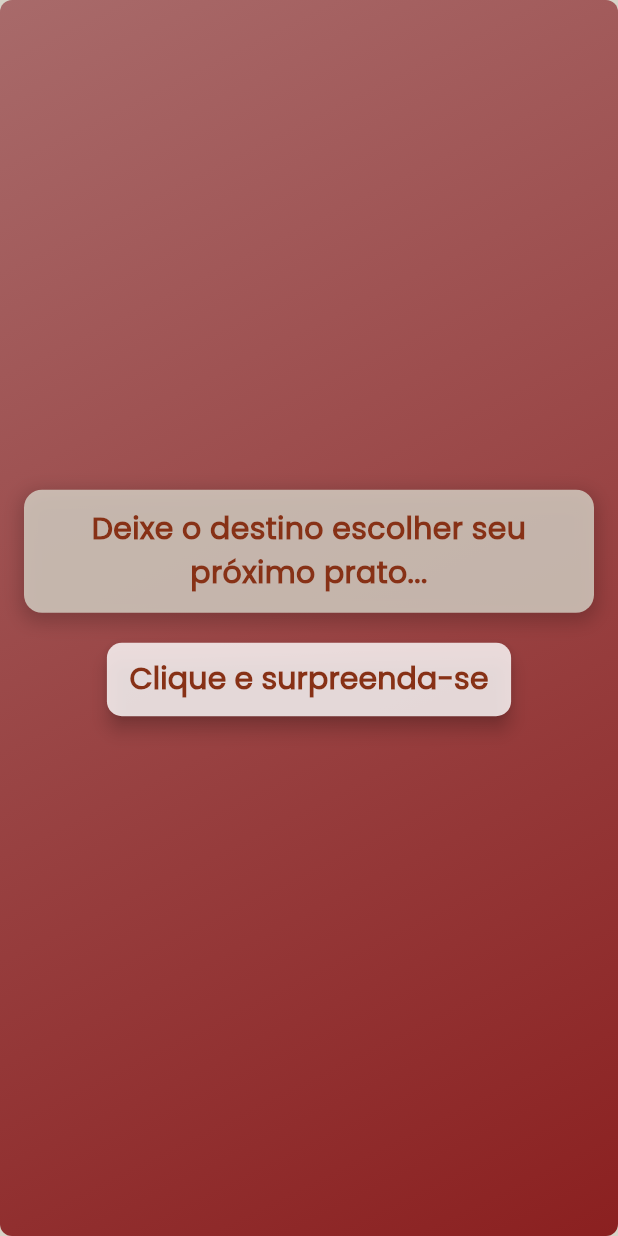
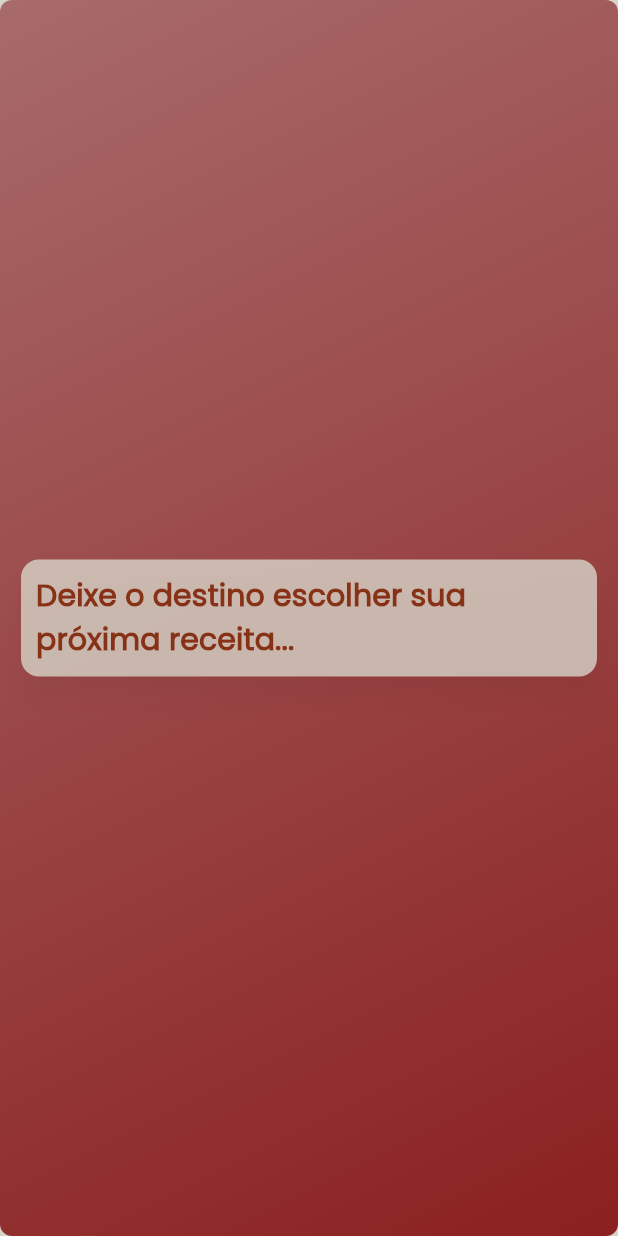
Before and after one commit to clara0904/receitoteca, a Flutter app: the SorteadorReceita widget shown alone on an empty page, opened directly, on a phone screen of 412 x 824 dp. Run offline on Flutter 3.47's test engine with Material 3 defaults, Android fonts, the phone set to English and light mode, and no system bars; our stand-ins replace dio, font_awesome_flutter; network calls fail.

Commit message:
feat: alteração de estilo no sorteador de receita

```diff
--- a/lib/widgets/random_revenue.dart
+++ b/lib/widgets/random_revenue.dart
@@ -26,6 +26,7 @@ class _SorteadorReceitaState extends State<SorteadorReceita> {
   @override
   Widget build(BuildContext context) {
     return Container(
+      width: double.infinity,
       decoration: BoxDecoration(
         gradient: LinearGradient(
           begin: Alignment.topLeft,
@@ -35,33 +36,27 @@ class _SorteadorReceitaState extends State<SorteadorReceita> {
             ColorsApp.backgroundTerciario,
           ],
         ),
-        borderRadius: BorderRadius.circular(8.0)
+        borderRadius: BorderRadius.circular(8.0),
       ),
       child: Center(
         child: Padding(
-          padding: const EdgeInsets.all(16.0),
+          padding: const EdgeInsets.all(14.0),
           child: Column(
-            mainAxisAlignment: MainAxisAlignment.center,
-            crossAxisAlignment: CrossAxisAlignment.center,
             mainAxisSize: MainAxisSize.min,
             children: [
-              Container(
-                padding: const EdgeInsets.all(12.0),
-                decoration: BoxDecoration(
-                  color: ColorsApp.backgroundPrimario.withOpacity(0.8),
-                  borderRadius: BorderRadius.circular(12.0),
-                  boxShadow: [
-                    BoxShadow(
-                      color: Colors.black.withOpacity(0.2),
-                      blurRadius: 10,
-                      spreadRadius: 2,
-                      offset: const Offset(0, 4),
-                    ),
-                  ],
+              ElevatedButton(
+                onPressed: fetchData,
+                style: ElevatedButton.styleFrom(
+                  backgroundColor: ColorsApp.backgroundPrimario.withOpacity(0.8),
+                  padding: const EdgeInsets.all(10.0),
+                  shape: RoundedRectangleBorder(
+                    borderRadius: BorderRadius.circular(12.0),
+                  ),
+                  elevation: 8,
+                  shadowColor: Colors.black.withOpacity(0.2),
                 ),
                 child: Text(
-                  'Deixe o destino escolher seu próximo prato...',
-                  textAlign: TextAlign.center,
+                  'Deixe o destino escolher sua próxima receita...',
                   style: TextStyle(
                     fontSize: 20,
                     fontWeight: FontWeight.w600,
@@ -69,39 +64,7 @@ class _SorteadorReceitaState extends State<SorteadorReceita> {
                   ),
                 ),
               ),
-              const SizedBox(height: 20),
-              ElevatedButton(
-                onPressed: fetchData,
-                style: ElevatedButton.styleFrom(
-                  backgroundColor: ColorsApp.corFonteSecundaria,
-                  padding: const EdgeInsets.symmetric(horizontal: 15, vertical: 10),
-                  shape: RoundedRectangleBorder(
-                    borderRadius: BorderRadius.circular(10),
-                  ),
-                  elevation: 5,
-                ),
-                child: Text(
-                  'Clique e surpreenda-se',
-                  style: TextStyle(
-                    fontSize: 20,
-                    color: ColorsApp.corFontePrimaria,
-                    fontWeight: FontWeight.w600
-                  ),
-                ),
-              ),
-              const SizedBox(height: 20),
-              if (receita != null)
-                TextButton(
-                  onPressed: () {
-                    Navigator.push(
-                      context,
-                      MaterialPageRoute(
-                        builder: (_) => ReceitaScreen(endpoint: receita!.meals!.first.idMeal!),
-                      ),
-                    );
-                  },
-                  child: ReceitaCard(receita: receita),
-                ),
+              if (receita != null) ReceitaCard(receita: receita),
             ],
           ),
         ),
```
